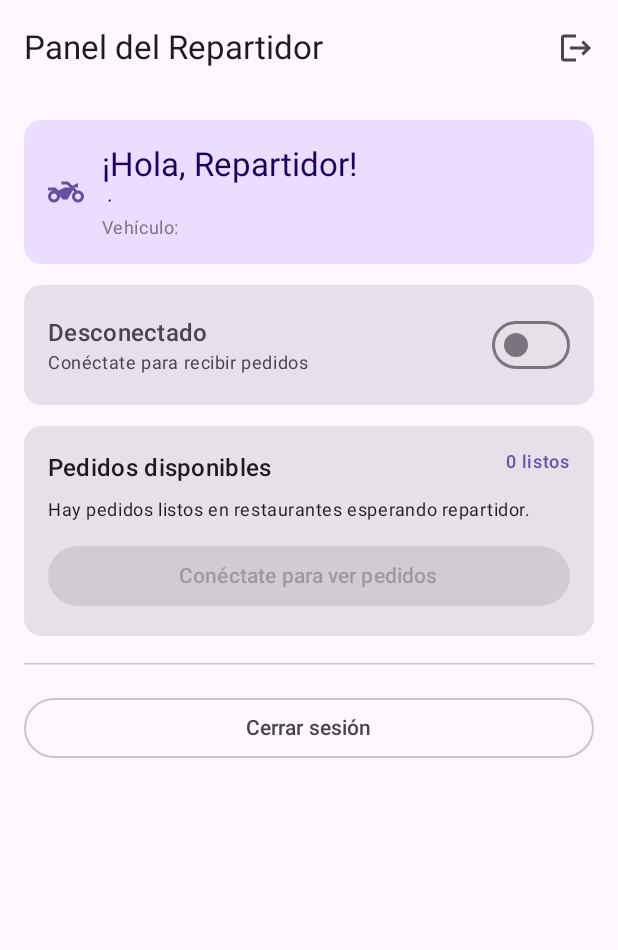
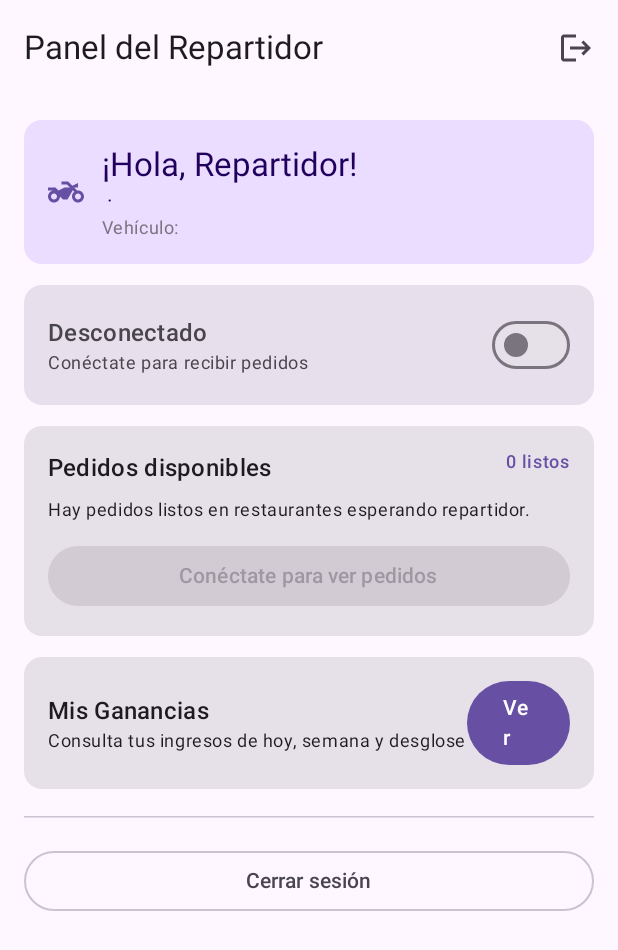
Before and after one commit to CoderX-2/App-Delivery, an Android app built with Jetpack Compose: the CourierHomeScreen screen opened through its navigation route, on a phone screen of 412 x 824 dp. Shown: the top 950 px of the screen. Run offline under Robolectric (Android 15) with nearby library versions, the phone set to English and light mode, and no system bars; our stand-ins replace Room's generated code; 1 statement that could not run was skipped.

Commit message:
feat(AD-27, AD-21): agrega modulo de ganancias del repartidor, pruebas integrales y cierre del Sprint 5

```diff
--- a/app/src/main/java/com/example/appdelivery/data/dao/OrderDao.kt
+++ b/app/src/main/java/com/example/appdelivery/data/dao/OrderDao.kt
@@ -47,6 +47,10 @@ interface OrderDao {
     @Query("SELECT * FROM orders WHERE courierId = :courierId AND status NOT IN ('DELIVERED', 'CANCELLED') ORDER BY createdAt DESC")
     fun observeAssignedOrders(courierId: Long): Flow<List<OrderWithItems>>
 
+    @Transaction
+    @Query("SELECT * FROM orders WHERE courierId = :courierId AND status = 'DELIVERED' ORDER BY createdAt DESC")
+    fun observeCompletedDeliveries(courierId: Long): Flow<List<OrderWithItems>>
+
     @Query("UPDATE orders SET courierId = :courierId, status = 'PREPARING' WHERE id = :orderId AND courierId IS NULL")
     suspend fun assignCourier(orderId: String, courierId: Long): Int
 }
--- a/app/src/main/java/com/example/appdelivery/data/repository/OrderRepository.kt
+++ b/app/src/main/java/com/example/appdelivery/data/repository/OrderRepository.kt
@@ -14,6 +14,7 @@ interface OrderRepository {
 
     fun observeAvailableOrders(): Flow<List<OrderWithItems>>
     fun observeAssignedOrders(courierId: Long): Flow<List<OrderWithItems>>
+    fun observeCompletedDeliveries(courierId: Long): Flow<List<OrderWithItems>>
     suspend fun acceptOrder(orderId: String, courierId: Long): Boolean
     suspend fun updateOrderStatus(orderId: String, newStatus: String)
 
--- a/app/src/main/java/com/example/appdelivery/data/repository/OrderRepositoryImpl.kt
+++ b/app/src/main/java/com/example/appdelivery/data/repository/OrderRepositoryImpl.kt
@@ -38,6 +38,9 @@ class OrderRepositoryImpl(
     override fun observeAssignedOrders(courierId: Long): Flow<List<OrderWithItems>> =
         orderDao.observeAssignedOrders(courierId)
 
+    override fun observeCompletedDeliveries(courierId: Long): Flow<List<OrderWithItems>> =
+        orderDao.observeCompletedDeliveries(courierId)
+
     override suspend fun acceptOrder(orderId: String, courierId: Long): Boolean {
         val rowsAffected = orderDao.assignCourier(orderId, courierId)
         return rowsAffected > 0
--- a/app/src/main/java/com/example/appdelivery/ui/courier/CourierHomeScreen.kt
+++ b/app/src/main/java/com/example/appdelivery/ui/courier/CourierHomeScreen.kt
@@ -38,6 +38,7 @@ fun CourierHomeScreen(
     vm: CourierViewModel,
     onOpenAvailableOrders: () -> Unit,
     onOpenDeliveryDetail: (String) -> Unit = {},
+    onOpenEarnings: () -> Unit = {},
     onLogout: () -> Unit
 ) {
     val courier by vm.currentCourier.collectAsStateWithLifecycle()
@@ -173,6 +174,27 @@ fun CourierHomeScreen(
                 }
             }
 
+
+            // Resumen de Ganancias (AD-134)
+            Card(
+                modifier = Modifier.fillMaxWidth(),
+                onClick = onOpenEarnings
+            ) {
+                Row(
+                    modifier = Modifier.padding(16.dp).fillMaxWidth(),
+                    horizontalArrangement = Arrangement.SpaceBetween,
+                    verticalAlignment = Alignment.CenterVertically
+                ) {
+                    Column {
+                        Text("Mis Ganancias", style = MaterialTheme.typography.titleMedium)
+                        Text("Consulta tus ingresos de hoy, semana y desglose", style = MaterialTheme.typography.bodySmall)
+                    }
+                    Button(onClick = onOpenEarnings) {
+                        Text("Ver")
+                    }
+                }
+            }
+
             HorizontalDivider(Modifier.padding(vertical = 4.dp))
 
             OutlinedButton(
--- a/app/src/main/java/com/example/appdelivery/ui/courier/CourierViewModel.kt
+++ b/app/src/main/java/com/example/appdelivery/ui/courier/CourierViewModel.kt
@@ -16,6 +16,9 @@ import com.example.appdelivery.data.entity.VehicleType
 import com.example.appdelivery.data.repository.OrderRepository
 import com.example.appdelivery.data.repository.OrderRepositoryImpl
 import com.example.appdelivery.data.session.SessionManager
+import com.example.appdelivery.util.CourierEarningsCalculator
+import com.example.appdelivery.util.CourierEarningsSummary
+import kotlinx.coroutines.flow.map
 import com.example.appdelivery.util.NotificationHelper
 import kotlinx.coroutines.ExperimentalCoroutinesApi
 import kotlinx.coroutines.flow.MutableStateFlow
@@ -44,6 +47,15 @@ class CourierViewModel(app: Application) : AndroidViewModel(app) {
     val assignedOrders: StateFlow<List<OrderWithItems>> = session.courierId
         .flatMapLatest { id -> if (id == null) flowOf(emptyList()) else orderRepo.observeAssignedOrders(id) }
         .stateIn(viewModelScope, SharingStarted.WhileSubscribed(5000), emptyList())
+
+
+    val completedDeliveries: StateFlow<List<OrderWithItems>> = session.courierId
+        .flatMapLatest { id -> if (id == null) flowOf(emptyList()) else orderRepo.observeCompletedDeliveries(id) }
+        .stateIn(viewModelScope, SharingStarted.WhileSubscribed(5000), emptyList())
+
+    val earningsSummary: StateFlow<CourierEarningsSummary> = completedDeliveries
+        .map { list -> CourierEarningsCalculator.calculate(list.map { it.order }) }
+        .stateIn(viewModelScope, SharingStarted.WhileSubscribed(5000), CourierEarningsSummary(0.0, 0.0, 0.0, 0))
 
     val orderActionMessage = MutableStateFlow<String?>(null)
 
--- a/app/src/main/java/com/example/appdelivery/ui/navigation/AppNavigation.kt
+++ b/app/src/main/java/com/example/appdelivery/ui/navigation/AppNavigation.kt
@@ -27,6 +27,7 @@ import com.example.appdelivery.ui.catalog.SearchScreen
 import com.example.appdelivery.ui.catalog.SearchViewModel
 import com.example.appdelivery.ui.courier.AvailableOrdersScreen
 import com.example.appdelivery.ui.courier.CourierHomeScreen
+import com.example.appdelivery.ui.courier.CourierEarningsScreen
 import com.example.appdelivery.ui.courier.CourierRegisterScreen
 import com.example.appdelivery.ui.courier.CourierViewModel
 import com.example.appdelivery.ui.courier.DeliveryDetailScreen
@@ -71,6 +72,7 @@ object Routes {
     const val COURIER_HOME = "courier_home"
     const val COURIER_REGISTER = "courier_register"
     const val COURIER_ORDERS = "courier_orders"
+    const val COURIER_EARNINGS = "courier_earnings"
     const val COURIER_DELIVERY = "courier_delivery/{orderId}"
     fun courierDelivery(orderId: String) = "courier_delivery/$orderId"
 }
@@ -145,12 +147,21 @@ fun AppNavigation() {
                 onOpenDeliveryDetail = { orderId ->
                     nav.navigate(Routes.courierDelivery(orderId))
                 },
+                onOpenEarnings = {
+                    nav.navigate(Routes.COURIER_EARNINGS)
+                },
                 onLogout = {
                     scope.launch {
                         session.clear()
                         nav.navigate(Routes.LOGIN) { popUpTo(0) }
                     }
                 }
+            )
+        }
+        composable(Routes.COURIER_EARNINGS) {
+            CourierEarningsScreen(
+                vm = courierVm,
+                onBack = { nav.popBackStack() }
             )
         }
         composable(Routes.COURIER_ORDERS) {
```
Also changed, not shown: app/src/main/java/com/example/appdelivery/ui/courier/CourierEarningsScreen.kt (added, +164 -0 lines), app/src/main/java/com/example/appdelivery/util/CourierEarningsCalculator.kt (added, +38 -0 lines), 5 other files.
